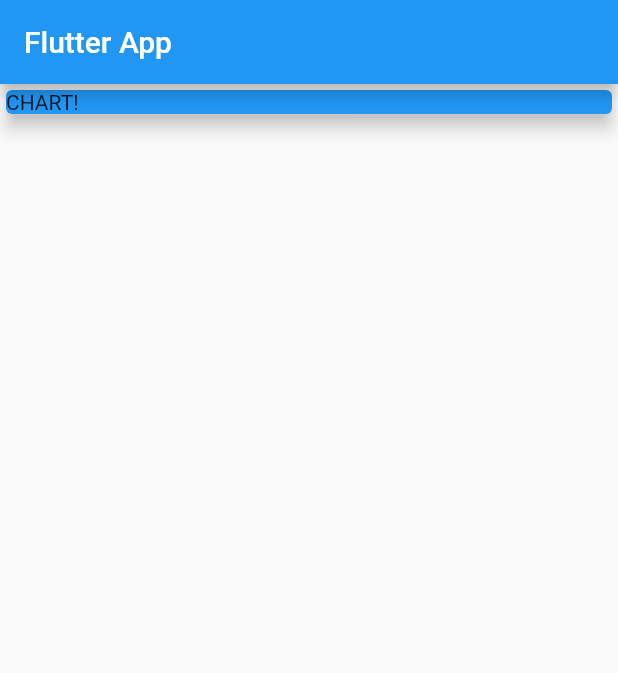
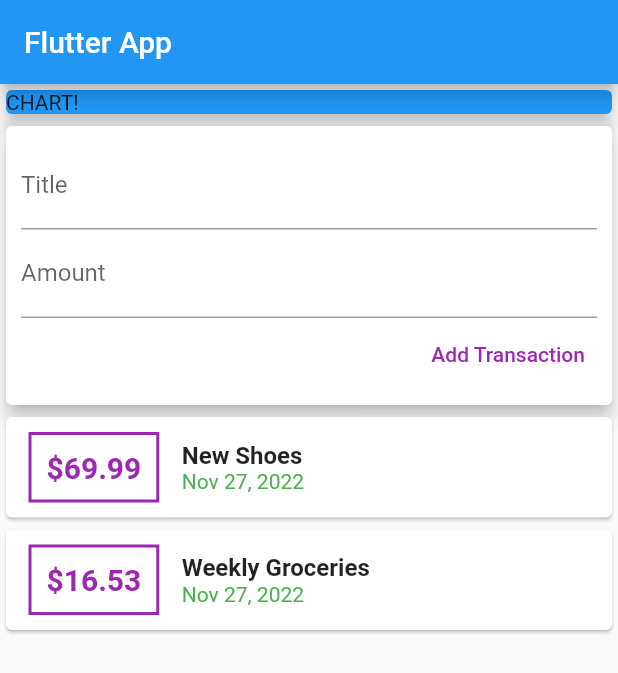
Before and after one commit to Alen87/Flutter, a Flutter app: the screen it shows after launch, on a phone screen of 412 x 824 dp. Shown: the top 673 px of the screen. Run offline on Flutter 3.47's test engine with Material 2 defaults, Android fonts, the phone set to English and light mode, and no system bars.

Commit message:
widget_folder

```diff
--- a/projects/personal_expenses_app/lib/main.dart
+++ b/projects/personal_expenses_app/lib/main.dart
@@ -1,6 +1,7 @@
 // ignore_for_file: prefer_const_constructors, use_key_in_widget_constructors, prefer_const_literals_to_create_immutables
 
 import 'package:flutter/material.dart';
+import 'package:personal_expenses_app/widgets/user_transaction.dart';
 
 void main() {
   runApp(MyApp());
@@ -38,6 +39,7 @@ class MyHomePage extends StatelessWidget {
               elevation: 5,
             ),
           ),
+          UserTransaction()
         ],
       ),
     );
--- a/projects/personal_expenses_app/lib/widgets/new_transaction.dart
+++ b/projects/personal_expenses_app/lib/widgets/new_transaction.dart
@@ -1,3 +1,5 @@
+// ignore_for_file: prefer_const_constructors
+
 import 'package:flutter/material.dart';
 
 class NewTransaction extends StatelessWidget {
--- a/projects/personal_expenses_app/lib/widgets/transaction_list.dart
+++ b/projects/personal_expenses_app/lib/widgets/transaction_list.dart
@@ -5,13 +5,13 @@ import '../models/transaction.dart';
 import 'package:intl/intl.dart';
 
 class TransactionList extends StatelessWidget {
-  final List<Transaction> transaction
-
+  final List<Transaction> transactions;
+  TransactionList(this.transactions);
 
   @override
   Widget build(BuildContext context) {
     return Column(
-      children: _userTransaction.map((tx) {
+      children: transactions.map((tx) {
         return Card(
           child: Row(
             children: <Widget>[
--- a/projects/personal_expenses_app/lib/widgets/user_transaction.dart
+++ b/projects/personal_expenses_app/lib/widgets/user_transaction.dart
@@ -23,12 +23,25 @@ class _UserTransactionState extends State<UserTransaction> {
       date: DateTime.now(),
     ),
   ];
+
+  void _addNewTransaction(String txTitle, double txAmount) {
+    final newTx = Transaction(
+      title: txTitle,
+      amount: txAmount,
+      date: DateTime.now(),
+      id: DateTime.now().toString(),
+    );
+    setState(() {
+      _userTransaction.add(newTx);
+    });
+  }
+
   @override
   Widget build(BuildContext context) {
     return Column(
       children: <Widget>[
         NewTransaction(),
-        TransactionList(),
+        TransactionList(_userTransaction),
       ],
     );
   }
```
